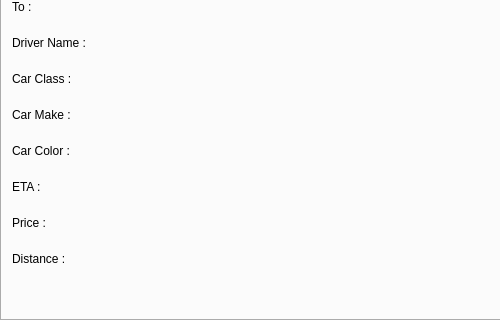
Before: the Qt Designer form UI/UserScreen.ui in 1412kauti/ProjectHurricane, drawn with Qt 5; both pictures show x 0 to 500 and y 180 to 500 of the 500 by 500 pixel window.
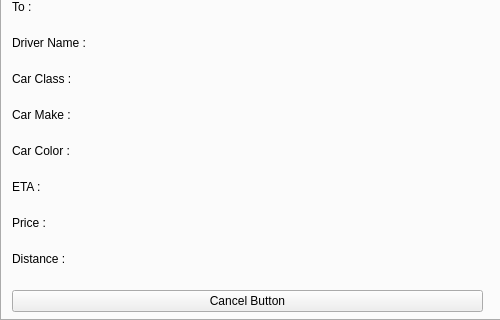
After: the same form once the commit is applied. The open tabs and pages were chosen to show the change.

```diff
--- a/UI/UserScreen.ui
+++ b/UI/UserScreen.ui
@@ -315,7 +315,7 @@
        <x>10</x>
        <y>0</y>
        <width>471</width>
-       <height>457</height>
+       <height>441</height>
       </rect>
      </property>
      <layout class="QFormLayout" name="formLayout_2">
@@ -495,6 +495,25 @@
       </item>
      </layout>
     </widget>
+    <widget class="QWidget" name="horizontalLayoutWidget">
+     <property name="geometry">
+      <rect>
+       <x>10</x>
+       <y>440</y>
+       <width>471</width>
+       <height>31</height>
+      </rect>
+     </property>
+     <layout class="QHBoxLayout" name="horizontalLayout">
+      <item>
+       <widget class="QPushButton" name="pushButton">
+        <property name="text">
+         <string>Cancel Button</string>
+        </property>
+       </widget>
+      </item>
+     </layout>
+    </widget>
    </widget>
    <widget class="QWidget" name="tab_3">
     <attribute name="title">
```
Left out of the diff: 21 changed lines with no effect on the pictures.
